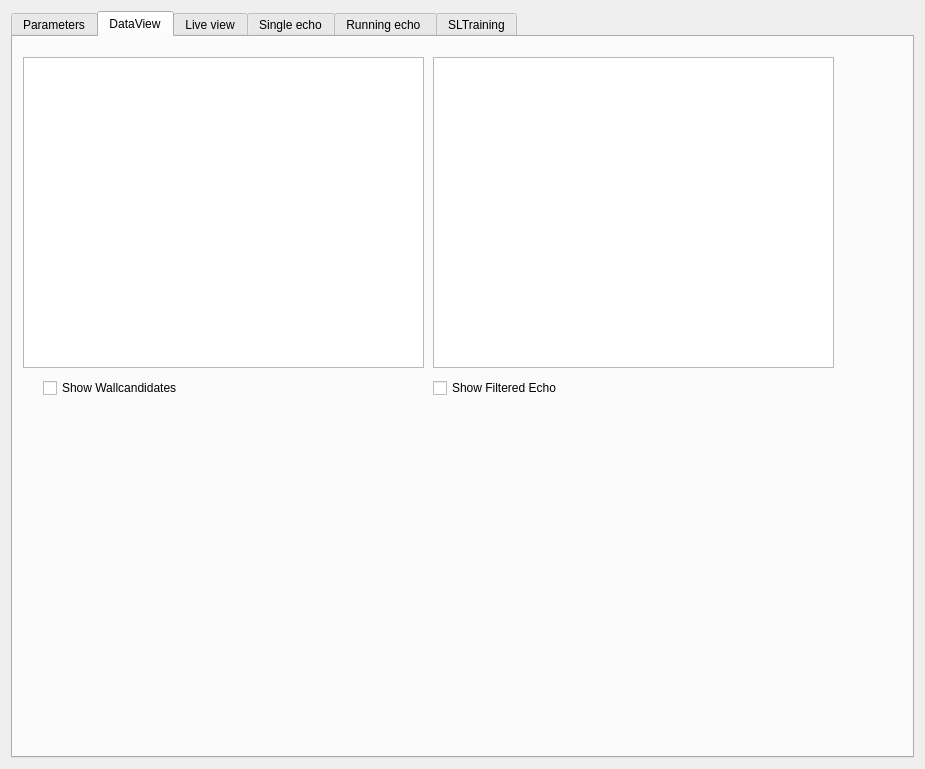
First picture: the form in Hanse/Module_SonarLocalization/form_sonarlocalization.ui, repository iti-luebeck/HANSE2011, before the edit.
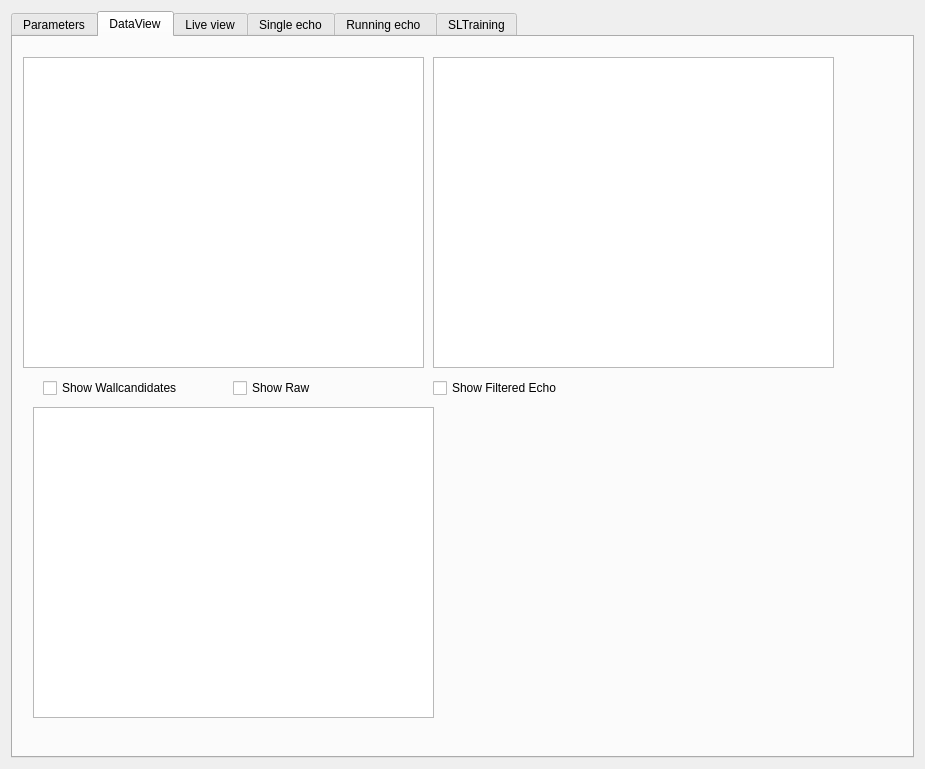
Second picture: the form after the edit. The open tabs and pages were chosen to show the change. Custom widgets are drawn as their Qt base class.

Commit message: integrated raw Data view in sonarlov ui

What changed in the file:
```diff
--- a/Hanse/Module_SonarLocalization/form_sonarlocalization.ui
+++ b/Hanse/Module_SonarLocalization/form_sonarlocalization.ui
@@ -410,6 +410,29 @@
         </rect>
        </property>
       </widget>
+      <widget class="QGraphicsViewExtended" name="rawView">
+       <property name="geometry">
+        <rect>
+         <x>20</x>
+         <y>370</y>
+         <width>401</width>
+         <height>311</height>
+        </rect>
+       </property>
+      </widget>
+      <widget class="QCheckBox" name="enableRawView">
+       <property name="geometry">
+        <rect>
+         <x>220</x>
+         <y>340</y>
+         <width>171</width>
+         <height>22</height>
+        </rect>
+       </property>
+       <property name="text">
+        <string>Show Raw</string>
+       </property>
+      </widget>
      </widget>
      <widget class="QWidget" name="tab_3">
       <attribute name="title">
```
Left out of the diff: 2 changed lines with no effect on the pictures. The commit also changes 2 other files.
